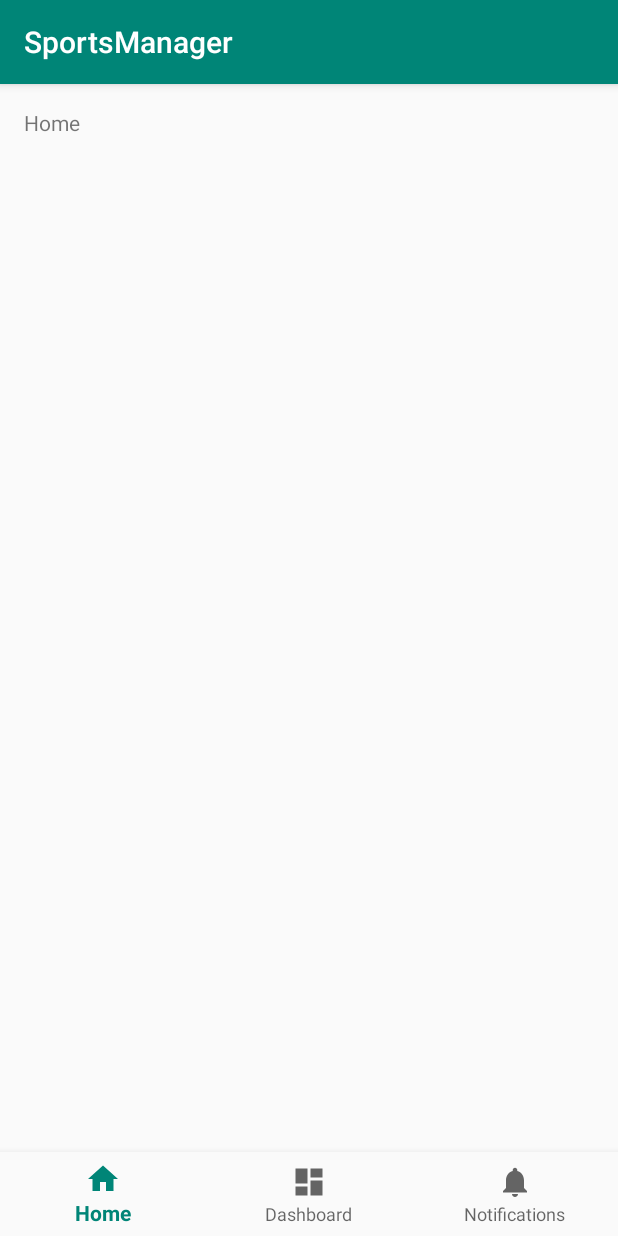
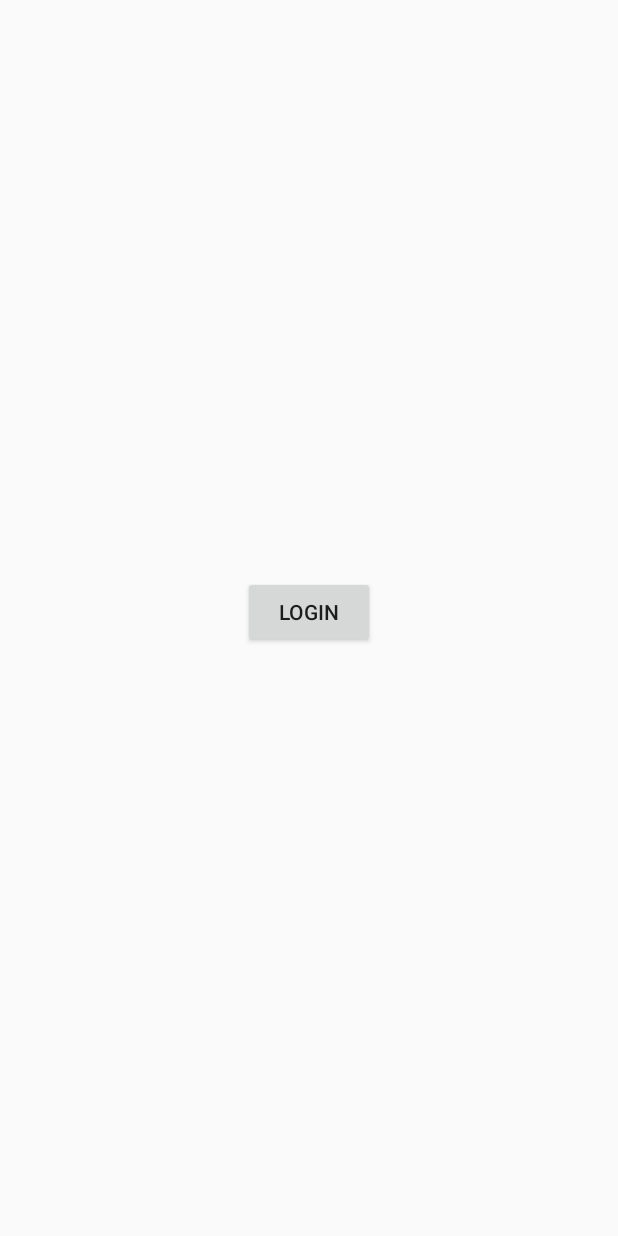
Before and after one commit to khawajaw/SportsManager, an Android app: the screen it shows after launch (MainActivity before the commit, LoginActivity after it), on a phone screen of 412 x 824 dp. Run offline under Robolectric (Android 15) with nearby library versions, the phone set to English and light mode, and no system bars.

Commit message:
made a login activity

```diff
--- /dev/null
+++ b/app/src/main/java/com/example/sportsmanager/LoginActivity.java
@@ -0,0 +1,26 @@
+package com.example.sportsmanager;
+
+import android.content.Intent;
+import android.os.Bundle;
+import android.support.v7.app.AppCompatActivity;
+import android.view.View;
+import android.widget.Button;
+
+public class LoginActivity extends AppCompatActivity {
+
+    @Override
+    protected void onCreate(Bundle savedInstanceState) {
+        super.onCreate(savedInstanceState);
+        setContentView(R.layout.activity_login);
+
+        Button login_button = findViewById(R.id.login_button);
+        login_button.setOnClickListener(new View.OnClickListener() {
+            @Override
+            public void onClick(View v) {
+                Intent intent = new Intent(LoginActivity.this, TeamHomeActivity.class);
+                startActivity(intent);
+            }
+        });
+    }
+
+}
--- a/app/src/main/java/com/example/sportsmanager/MainActivity.java
+++ b/app/src/main/java/com/example/sportsmanager/TeamHomeActivity.java
@@ -7,7 +7,7 @@ import android.support.annotation.NonNull;
 import android.view.MenuItem;
 import android.widget.TextView;
 
-public class MainActivity extends AppCompatActivity {
+public class TeamHomeActivity extends AppCompatActivity {
     private TextView mTextMessage;
 
     private BottomNavigationView.OnNavigationItemSelectedListener mOnNavigationItemSelectedListener
@@ -33,7 +33,7 @@ public class MainActivity extends AppCompatActivity {
     @Override
     protected void onCreate(Bundle savedInstanceState) {
         super.onCreate(savedInstanceState);
-        setContentView(R.layout.activity_main);
+        setContentView(R.layout.activity_team_home);
         BottomNavigationView navView = findViewById(R.id.nav_view);
         mTextMessage = findViewById(R.id.message);
         navView.setOnNavigationItemSelectedListener(mOnNavigationItemSelectedListener);
--- /dev/null
+++ b/app/src/main/res/layout/activity_login.xml
@@ -0,0 +1,23 @@
+<?xml version="1.0" encoding="utf-8"?>
+<android.support.constraint.ConstraintLayout
+    xmlns:android="http://schemas.android.com/apk/res/android"
+    xmlns:tools="http://schemas.android.com/tools"
+    xmlns:app="http://schemas.android.com/apk/res-auto"
+    android:layout_width="match_parent"
+    android:layout_height="match_parent"
+    tools:context=".LoginActivity">
+
+    <Button
+        android:id="@+id/login_button"
+        android:layout_width="wrap_content"
+        android:layout_height="wrap_content"
+        android:layout_marginStart="8dp"
+        android:layout_marginEnd="8dp"
+        android:layout_marginBottom="8dp"
+        android:text="@string/login"
+        app:layout_constraintBottom_toBottomOf="parent"
+        app:layout_constraintEnd_toEndOf="parent"
+        app:layout_constraintStart_toStartOf="parent"
+        app:layout_constraintTop_toTopOf="parent" />
+
+</android.support.constraint.ConstraintLayout>
--- a/app/src/main/res/layout/activity_main.xml
+++ b/app/src/main/res/layout/activity_team_home.xml
@@ -5,7 +5,7 @@
     android:id="@+id/container"
     android:layout_width="match_parent"
     android:layout_height="match_parent"
-    tools:context=".MainActivity">
+    tools:context=".TeamHomeActivity">
 
     <TextView
         android:id="@+id/message"
--- a/app/src/main/res/values/dimens.xml
+++ b/app/src/main/res/values/dimens.xml
@@ -2,4 +2,5 @@
     <!-- Default screen margins, per the Android Design guidelines. -->
     <dimen name="activity_horizontal_margin">16dp</dimen>
     <dimen name="activity_vertical_margin">16dp</dimen>
+    <dimen name="fab_margin">16dp</dimen>
 </resources>
--- a/app/src/main/res/values/strings.xml
+++ b/app/src/main/res/values/strings.xml
@@ -3,4 +3,6 @@
     <string name="title_home">Home</string>
     <string name="title_dashboard">Dashboard</string>
     <string name="title_notifications">Notifications</string>
+    <string name="title_activity_login">LoginActivity</string>
+    <string name="login">Login</string>
 </resources>
--- a/app/src/main/res/values/styles.xml
+++ b/app/src/main/res/values/styles.xml
@@ -8,4 +8,13 @@
         <item name="colorAccent">@color/colorAccent</item>
     </style>
 
+    <style name="AppTheme.NoActionBar">
+        <item name="windowActionBar">false</item>
+        <item name="windowNoTitle">true</item>
+    </style>
+
+    <style name="AppTheme.AppBarOverlay" parent="ThemeOverlay.AppCompat.Dark.ActionBar" />
+
+    <style name="AppTheme.PopupOverlay" parent="ThemeOverlay.AppCompat.Light" />
+
 </resources>
```
Also changed, not shown: app/src/main/AndroidManifest.xml (+11 -1 lines).
